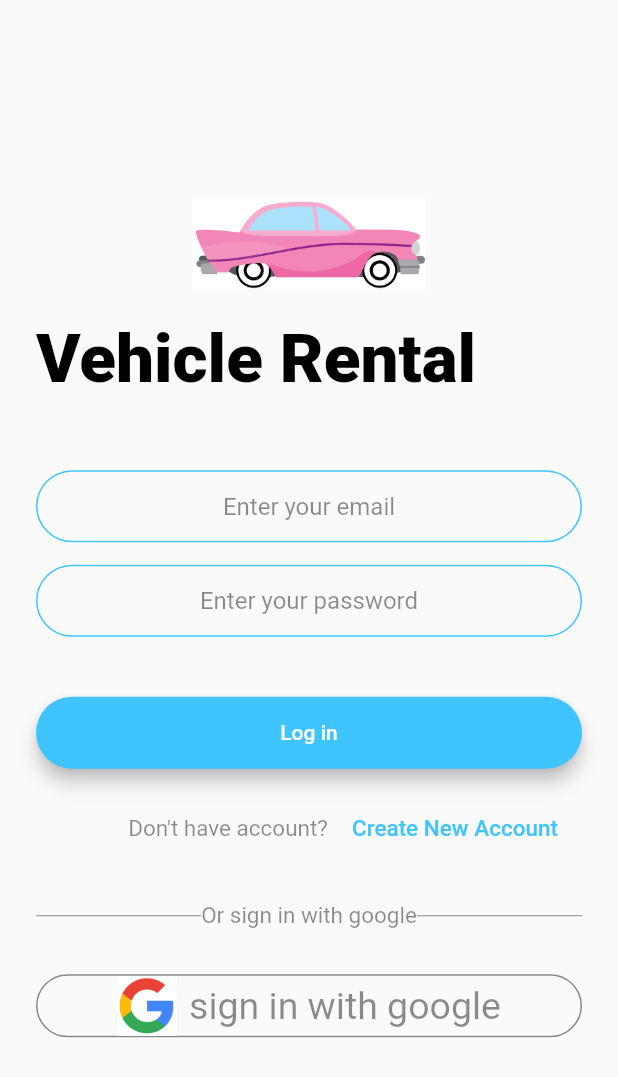
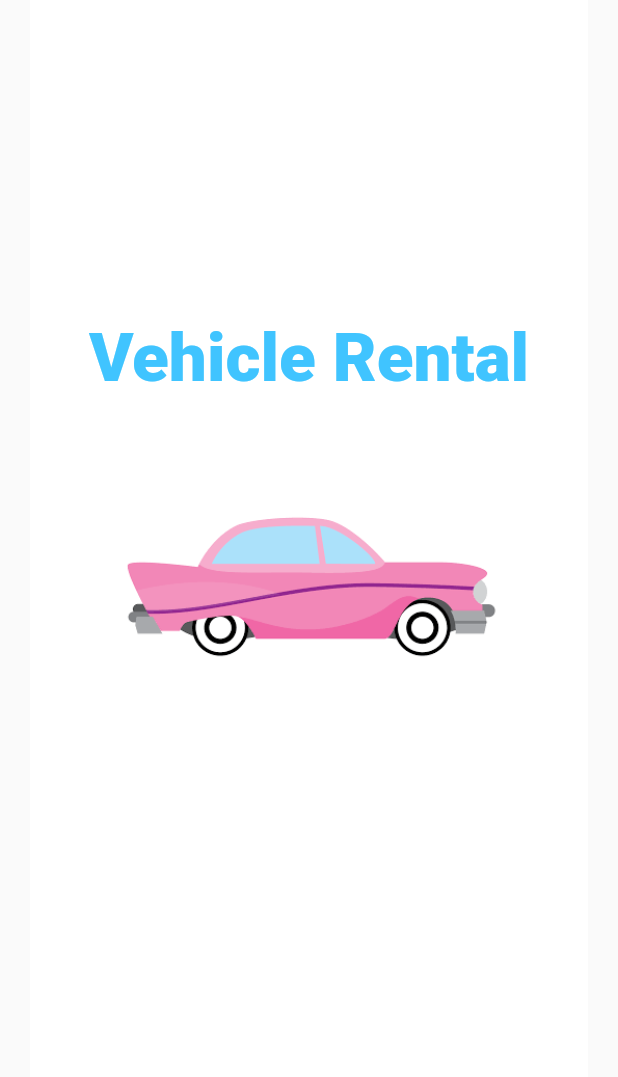
Before and after one commit to EYUAB/VEHICLE_RENTAL_SYSTEM, a Flutter app: the first screen one second after launch, on a phone screen of 412 x 824 dp. Shown: the top 1077 px of the screen. Run offline on Flutter 3.47's test engine with Material 2 defaults, Android fonts, the phone set to English and light mode, and no system bars; drawn by our look-alikes of animated_splash_screen; our stand-ins replace animated_text_kit, carousel_pro.

Commit message:
creating splash screen

```diff
--- a/lib/Components/Registration.dart
+++ b/lib/Components/Registration.dart
@@ -19,6 +19,7 @@ class _RegistrationPageState extends State<RegistrationPage> {
   @override
   Widget build(BuildContext context) {
     return Scaffold(
+      resizeToAvoidBottomInset: false,
         body: Padding(
           padding: EdgeInsets.symmetric(horizontal: 24),
           child: Column(
@@ -27,7 +28,9 @@ class _RegistrationPageState extends State<RegistrationPage> {
             children: [
               Container(
                 height: 60,
-                child: Image.asset('Images/car_logo.png'),),
+                child: Hero(
+                  tag: Text('hero'),
+                  child: Image.asset('Images/car_logo.png')),),
                 SizedBox(height: 20,),
               TypewriterAnimatedTextKit(
               text: [
--- a/lib/Components/logIn.dart
+++ b/lib/Components/logIn.dart
@@ -16,6 +16,7 @@ class _LogInState extends State<LogIn> {
   @override
   Widget build(BuildContext context) {
     return Scaffold(
+      resizeToAvoidBottomInset: false,
         body: Padding(
           padding: EdgeInsets.symmetric(horizontal: 24),
           child: Column(
@@ -24,7 +25,9 @@ class _LogInState extends State<LogIn> {
             children: [
               Container(
                 height: 60,
-                child: Image.asset('Images/car_logo.png'),),
+                child: Hero(
+                  tag: Text('hero'),
+                  child: Image.asset('Images/car_logo.png')),),
                 SizedBox(height: 20,),
               TypewriterAnimatedTextKit(
               text: [
@@ -97,7 +100,7 @@ class _LogInState extends State<LogIn> {
                   decoration: BoxDecoration(
                      borderRadius: BorderRadius.circular(32),
                      border: Border.all(
-                      color: Colors.black45,
+                      color: Colors.lightBlueAccent,
                      )
                   ),
                   child: Row(
@@ -106,7 +109,7 @@ class _LogInState extends State<LogIn> {
                          Padding(
                           padding: EdgeInsets.only(right: 8),
                           child: Image.asset('Images/google.png',width: 40,height: 40,)),
-                         Text('sign in with google',style: TextStyle(color: Colors.black45,fontSize: 25),),
+                         Text('sign in with google',style: TextStyle(color: Colors.black45,fontSize: 18),),
 
                    ],
                    ),
--- /dev/null
+++ b/lib/Components/splash_screen.dart
@@ -0,0 +1,61 @@
+import 'package:animated_splash_screen/animated_splash_screen.dart';
+import 'package:animated_text_kit/animated_text_kit.dart';
+import 'package:flutter/material.dart';
+import 'package:flutter/src/widgets/framework.dart';
+import 'package:flutter/src/widgets/placeholder.dart';
+import 'package:vehicle_rental_system/Components/logIn.dart';
+
+
+class SplashScreenWidget extends StatefulWidget {
+  const SplashScreenWidget({super.key});
+
+  @override
+  State<SplashScreenWidget> createState() => _SplashScreenWidgetState();
+}
+
+class _SplashScreenWidgetState extends State<SplashScreenWidget> {
+  @override
+  Widget build(BuildContext context) {
+    Size size = MediaQuery.of(context).size;
+    return Scaffold(
+      body: Column(
+        mainAxisAlignment: MainAxisAlignment.center,
+        crossAxisAlignment: CrossAxisAlignment.center,
+        children: [
+            SizedBox(
+              width: size.width,
+              height:size.height,
+              child: Padding(
+                padding: EdgeInsets.symmetric(horizontal: 20),
+                child: AnimatedSplashScreen(
+                  animationDuration: Duration(seconds: 2),
+                  splashIconSize: 400,
+                  splashTransition: SplashTransition.scaleTransition,
+                  splash: Column(
+                  children: [
+                    TypewriterAnimatedTextKit(
+                  text: [
+                    'Vehicle Rental'
+                  ],
+                  speed: Duration(milliseconds: 200),
+                  textStyle: TextStyle( fontSize: 45.0,
+                  color: Colors.lightBlueAccent,
+                  fontWeight: FontWeight.w900,),
+                     ),
+                     Container(
+                     width: 250,
+                     height: 250,
+                      child: Image.asset('Images/car_logo.png',),
+
+                      ),
+                  ],
+                )
+
+                , nextScreen: LogIn()),
+              ),
+            ),
+        ],
+      ),
+    );
+  }
+}
--- a/lib/main.dart
+++ b/lib/main.dart
@@ -1,12 +1,12 @@
 
 import 'package:flutter/material.dart';
-import 'package:vehicle_rental_system/Components/logIn.dart';
+import 'package:vehicle_rental_system/Components/splash_screen.dart';
 
 void main(List<String> args) {
    WidgetsFlutterBinding.ensureInitialized();
   runApp( MaterialApp(
     debugShowCheckedModeBanner: false,
-    home: LogIn(),
+    home: SplashScreenWidget(),
   ),
   );
 }
--- a/pubspec.yaml
+++ b/pubspec.yaml
@@ -37,6 +37,7 @@ dependencies:
   cupertino_icons: ^1.0.2
   carousel_pro: ^1.0.0
   animated_text_kit: ^4.2.2
+  animated_splash_screen: ^1.3.0
 
 dev_dependencies:
   flutter_test:
```
Also changed, not shown: pubspec.lock, 1 other file.
